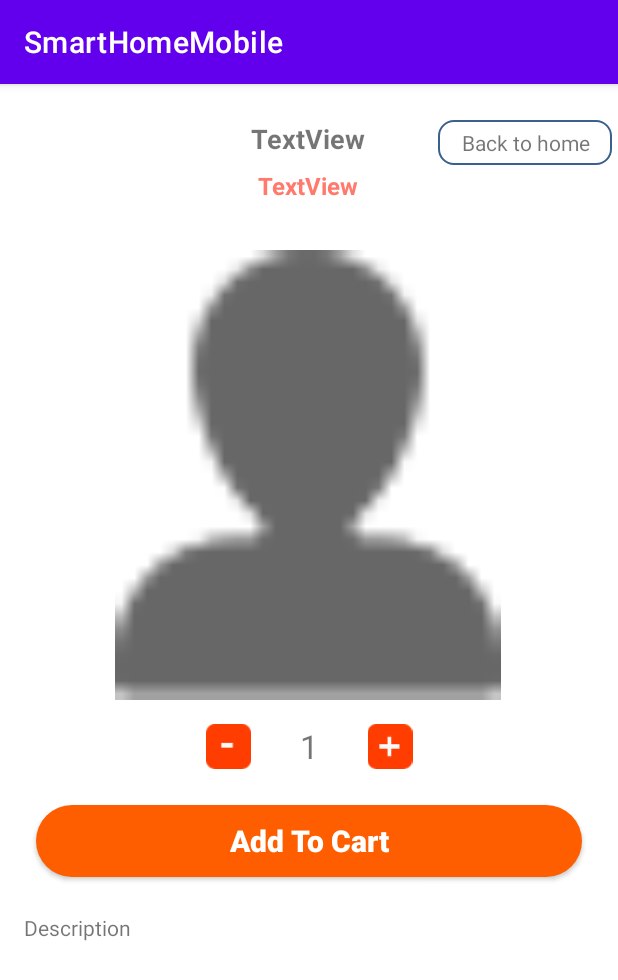
After one commit to ToDuyVuong/SmartHomeMobile, an Android app: the ProductDetailActivity screen opened directly, with no data from a screen before it, on a phone screen of 412 x 824 dp. The commit adds this screen. Shown: the top 980 px of the screen. Run offline under Robolectric (Android 15) with nearby library versions, the phone set to English and light mode, and no system bars; pictures from the network do not load; 1 statement that could not run was skipped.

Commit message:
Vuong 13 09/05/2023 ProductDetail erro tvBackHome

```diff
--- a/app/src/main/java/vn/iotstart/smarthomemobile/activity/CategoryToProductActivity.java
+++ b/app/src/main/java/vn/iotstart/smarthomemobile/activity/CategoryToProductActivity.java
@@ -61,7 +61,13 @@ public class CategoryToProductActivity extends AppCompatActivity {
             @Override
             public void onResponse(Call<List<Product>> call, Response<List<Product>> response) {
                 productList = response.body();
-                Log.e("ffff", productList.toString());
+                try {
+                    Log.e("ffff", productList.get(0).toString());
+                }
+                catch (Exception e)
+                {
+                    Log.e("ffff", e.toString());
+                }
                 productCategoryAdapter=new CategoryToProductAdapter(productList,CategoryToProductActivity.this);
                 rcProduct.setHasFixedSize(true);
                 GridLayoutManager layoutManager=new GridLayoutManager(getApplicationContext(),2);
--- /dev/null
+++ b/app/src/main/java/vn/iotstart/smarthomemobile/activity/ProductDetailActivity.java
@@ -0,0 +1,90 @@
+package vn.iotstart.smarthomemobile.activity;
+
+
+import android.content.Intent;
+import android.os.Bundle;
+import android.util.Log;
+import android.view.View;
+import android.widget.Button;
+import android.widget.ImageView;
+import android.widget.TextView;
+
+import androidx.appcompat.app.AppCompatActivity;
+
+import com.bumptech.glide.Glide;
+
+
+import retrofit2.Call;
+import retrofit2.Callback;
+import retrofit2.Response;
+import vn.iotstart.smarthomemobile.R;
+import vn.iotstart.smarthomemobile.api.ApiService;
+import vn.iotstart.smarthomemobile.model.Product;
+
+public class ProductDetailActivity extends AppCompatActivity {
+
+    Product product;
+    TextView tvNameProduct, tvPrice, tvCount, tvDescription;
+    ImageView ivImage, ivPlus, ivMinus;
+    TextView tvBackHome;
+    Button btnAddToCart;
+    @Override
+    protected void onCreate(Bundle savedInstanceState) {
+        super.onCreate(savedInstanceState);
+        setContentView(R.layout.activity_product_detail);
+        anhXa();
+        LoadProductDetail();
+    }
+
+    private void LoadProductDetail() {
+
+        int id = (int) getIntent().getSerializableExtra("id");
+        ApiService.apiService.getProductDetail(String.valueOf(id)).enqueue(new Callback<Product>() {
+            @Override
+            public void onResponse(Call<Product> call, Response<Product> response) {
+//                product = response.body().getResult();
+                product = response.body();
+                Log.e("=====", product.toString());
+                Log.e("=====", "Call successfully");
+                tvNameProduct.setText(product.getName());
+                tvPrice.setText(String.valueOf(product.getPrice()));
+                Glide.with(getApplicationContext()).load(product.getImages().get(0).getImage()).into(ivImage);
+                tvDescription.setText(product.getDescription());
+
+                tvBackHome.setOnClickListener(new View.OnClickListener() {
+                    @Override
+                    public void onClick(View view) {
+                        Intent intent =new Intent(ProductDetailActivity.this, CategoryToProductActivity.class);
+                        intent.putExtra("categoryId", product.getCategory().getCategoryId().toString());
+                        intent.putExtra("categoryName", product.getCategory().getName().toString());
+                        startActivity(intent);
+                        finish();
+
+
+                    }
+                });
+            }
+
+            @Override
+            public void onFailure(Call<Product> call, Throwable t) {
+                Log.e("=====", "Call fail");
+                Log.e("=====", t.getMessage());
+
+
+
+            }
+        });
+    }
+
+    private void anhXa() {
+        tvNameProduct =findViewById(R.id.tvNameProduct);
+        tvPrice = findViewById(R.id.tvPrice);
+        tvCount = findViewById(R.id.tvCount);
+        tvDescription = findViewById(R.id.tvDescription);
+        ivImage = findViewById(R.id.ivImage);
+        ivPlus  = findViewById(R.id.ivPlus);
+        ivMinus = findViewById(R.id.ivMinus);
+        btnAddToCart = findViewById(R.id.btnAddToCart);
+        tvBackHome = findViewById(R.id.tvBackHome);
+    }
+}
--- a/app/src/main/java/vn/iotstart/smarthomemobile/adapter/CategoryToProductAdapter.java
+++ b/app/src/main/java/vn/iotstart/smarthomemobile/adapter/CategoryToProductAdapter.java
@@ -21,6 +21,7 @@ import java.util.List;
 
 import vn.iotstart.smarthomemobile.MainActivity;
 import vn.iotstart.smarthomemobile.R;
+import vn.iotstart.smarthomemobile.activity.ProductDetailActivity;
 import vn.iotstart.smarthomemobile.model.Product;
 
 public class CategoryToProductAdapter extends RecyclerView.Adapter<CategoryToProductAdapter.MyViewHolder>{
@@ -67,9 +68,9 @@ public class CategoryToProductAdapter extends RecyclerView.Adapter<CategoryToPro
             @Override
             public void onClick(View view) {
                     Toast.makeText(context,"Bạn đã chọn product"+holder.tenSp.getText().toString(), Toast.LENGTH_SHORT).show();
-//                Intent intent = new Intent(context, MainActivity.class);
-////                intent.putExtra("id", product.getIdMeal());
-//                holder.itemView.getContext().startActivity(intent);
+                Intent intent = new Intent(context, ProductDetailActivity.class);
+                intent.putExtra("id", product.getProductId());
+                holder.itemView.getContext().startActivity(intent);
             }
         });
     }
--- a/app/src/main/java/vn/iotstart/smarthomemobile/api/ApiService.java
+++ b/app/src/main/java/vn/iotstart/smarthomemobile/api/ApiService.java
@@ -33,8 +33,6 @@ public interface ApiService {
     @POST("/user/login")
     Call<LoginResponse> login(@Body User user);
 
-    //    @GET("/forgot/password")
-//    Call<String> forgotPassword(@Query("id") String id);
     @GET("/forgot/password")
     Call<List<String>> forgotPassword(@Query("id") String id);
 
@@ -50,5 +48,7 @@ public interface ApiService {
     @GET("product/getProductByCategory")
     Call<List<Product>> getProductByCategoryId(@Query("categoryId") String categoryId);
 
+    @GET("product/productDetail")
+    Call<Product> getProductDetail(@Query("productId") String productId);
 
 }
--- /dev/null
+++ b/app/src/main/res/layout/activity_product_detail.xml
@@ -0,0 +1,142 @@
+<?xml version="1.0" encoding="utf-8"?>
+<androidx.constraintlayout.widget.ConstraintLayout xmlns:android="http://schemas.android.com/apk/res/android"
+    xmlns:app="http://schemas.android.com/apk/res-auto"
+    xmlns:tools="http://schemas.android.com/tools"
+    android:layout_width="match_parent"
+    android:layout_height="wrap_content">
+
+    <TextView
+        android:id="@+id/tvBackHome"
+        android:layout_width="116dp"
+        android:layout_height="30dp"
+        android:layout_marginTop="24dp"
+        android:background="@drawable/btn_background"
+        android:gravity="center|center_horizontal"
+        android:text="Back to home"
+        app:layout_constraintEnd_toEndOf="parent"
+        app:layout_constraintHorizontal_bias="0.93"
+        app:layout_constraintStart_toEndOf="@+id/tvNameProduct"
+        app:layout_constraintTop_toTopOf="parent" />
+
+    <TextView
+        android:id="@+id/tvNameProduct"
+        android:layout_width="wrap_content"
+        android:layout_height="wrap_content"
+        android:layout_marginTop="24dp"
+        android:text="TextView"
+        android:textSize="18sp"
+        android:textStyle="bold"
+        app:layout_constraintEnd_toEndOf="parent"
+        app:layout_constraintHorizontal_bias="0.498"
+        app:layout_constraintStart_toStartOf="parent"
+        app:layout_constraintTop_toTopOf="parent" />
+
+    <TextView
+        android:id="@+id/tvPrice"
+        android:layout_width="wrap_content"
+        android:layout_height="wrap_content"
+        android:layout_marginTop="8dp"
+        android:text="TextView"
+        android:textColor="#ff7a6d"
+        android:textSize="16sp"
+        android:textStyle="bold"
+        app:layout_constraintEnd_toEndOf="@+id/tvNameProduct"
+        app:layout_constraintStart_toStartOf="@+id/tvNameProduct"
+        app:layout_constraintTop_toBottomOf="@+id/tvNameProduct" />
+
+    <ImageView
+        android:id="@+id/ivImage"
+        android:layout_width="300dp"
+        android:layout_height="300dp"
+        android:layout_marginTop="32dp"
+        app:layout_constraintEnd_toEndOf="parent"
+        app:layout_constraintHorizontal_bias="0.494"
+        app:layout_constraintStart_toStartOf="parent"
+        app:layout_constraintTop_toBottomOf="@+id/tvPrice"
+        app:srcCompat="@drawable/bottom_btn2" />
+
+    <androidx.constraintlayout.widget.ConstraintLayout
+        android:id="@+id/constraintLayout2"
+        android:layout_width="170dp"
+        android:layout_height="wrap_content"
+        android:layout_marginTop="16dp"
+        app:layout_constraintEnd_toEndOf="parent"
+        app:layout_constraintStart_toStartOf="parent"
+        app:layout_constraintTop_toBottomOf="@+id/ivImage">
+
+        <LinearLayout
+            android:layout_width="match_parent"
+            android:layout_height="wrap_content"
+            android:orientation="horizontal"
+            app:layout_constraintBottom_toBottomOf="parent"
+            app:layout_constraintEnd_toEndOf="parent"
+            app:layout_constraintStart_toStartOf="parent"
+            app:layout_constraintTop_toTopOf="parent">
+
+            <ImageView
+                android:id="@+id/ivMinus"
+                android:layout_width="30dp"
+                android:layout_height="30dp"
+                android:layout_weight="1"
+                app:srcCompat="@drawable/minus" />
+
+            <TextView
+                android:id="@+id/tvCount"
+                android:layout_width="wrap_content"
+                android:layout_height="wrap_content"
+                android:layout_weight="1"
+                android:gravity="center"
+                android:text="1"
+                android:textSize="22sp"
+                tools:textStyle="bold" />
+
+            <ImageView
+                android:id="@+id/ivPlus"
+                android:layout_width="30dp"
+                android:layout_height="30dp"
+                android:layout_weight="1"
+                app:srcCompat="@drawable/plus" />
+        </LinearLayout>
+
+    </androidx.constraintlayout.widget.ConstraintLayout>
+
+    <androidx.appcompat.widget.AppCompatButton
+        android:id="@+id/btnAddToCart"
+        android:layout_width="match_parent"
+        android:layout_height="wrap_content"
+        android:layout_marginStart="24dp"
+        android:layout_marginTop="24dp"
+        android:layout_marginEnd="24dp"
+        android:background="@drawable/orange_button"
+        android:text="Add To Cart"
+        android:textAllCaps="false"
+        android:textColor="@color/white"
+        android:textSize="20sp"
+        android:textStyle="bold"
+        app:layout_constraintEnd_toEndOf="parent"
+        app:layout_constraintStart_toStartOf="parent"
+        app:layout_constraintTop_toBottomOf="@+id/constraintLayout2" />
+
+    <ScrollView
+        android:layout_width="match_parent"
+        android:layout_height="300dp"
+        android:layout_marginTop="8dp"
+        app:layout_constraintEnd_toEndOf="parent"
+        app:layout_constraintStart_toStartOf="parent"
+        app:layout_constraintTop_toBottomOf="@+id/btnAddToCart">
+
+        <LinearLayout
+            android:layout_width="match_parent"
+            android:layout_height="wrap_content"
+            android:orientation="vertical"
+            android:padding="16dp">
+
+            <TextView
+                android:id="@+id/tvDescription"
+                android:layout_width="match_parent"
+                android:layout_height="wrap_content"
+                android:text="Description" />
+        </LinearLayout>
+    </ScrollView>
+
+</androidx.constraintlayout.widget.ConstraintLayout>
```
Also changed, not shown: app/src/main/AndroidManifest.xml (+13 -6 lines).
